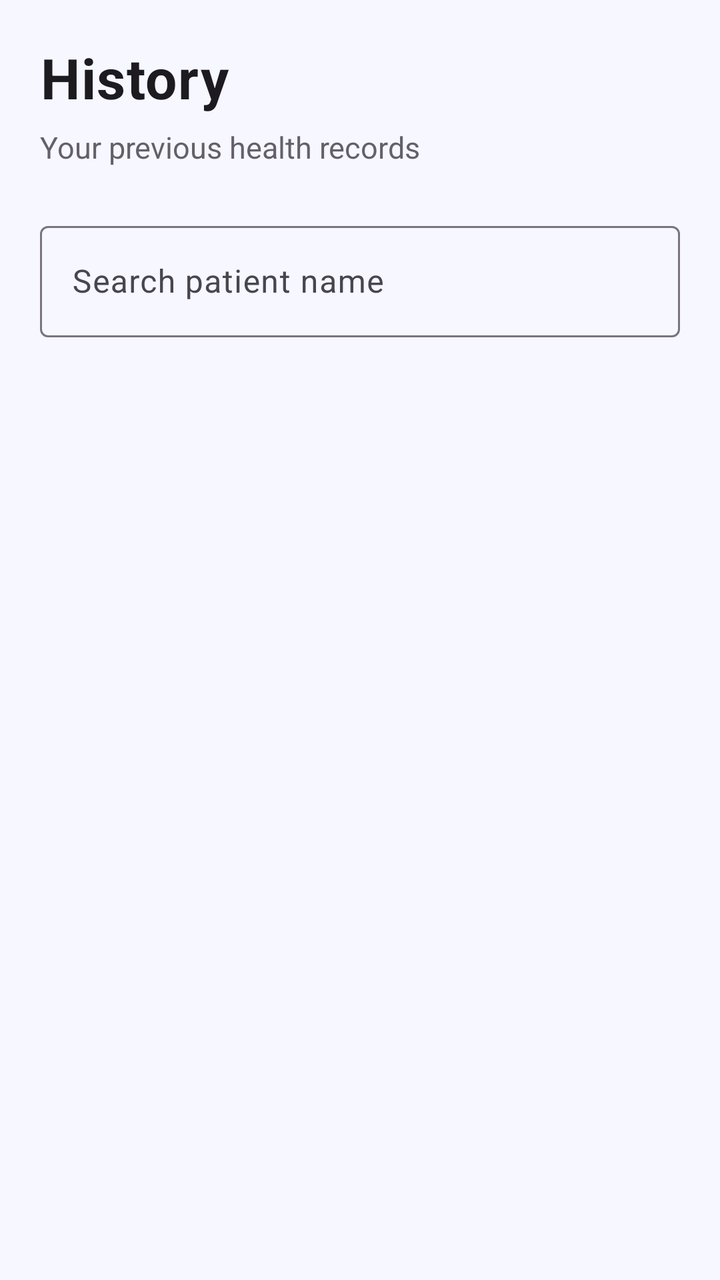
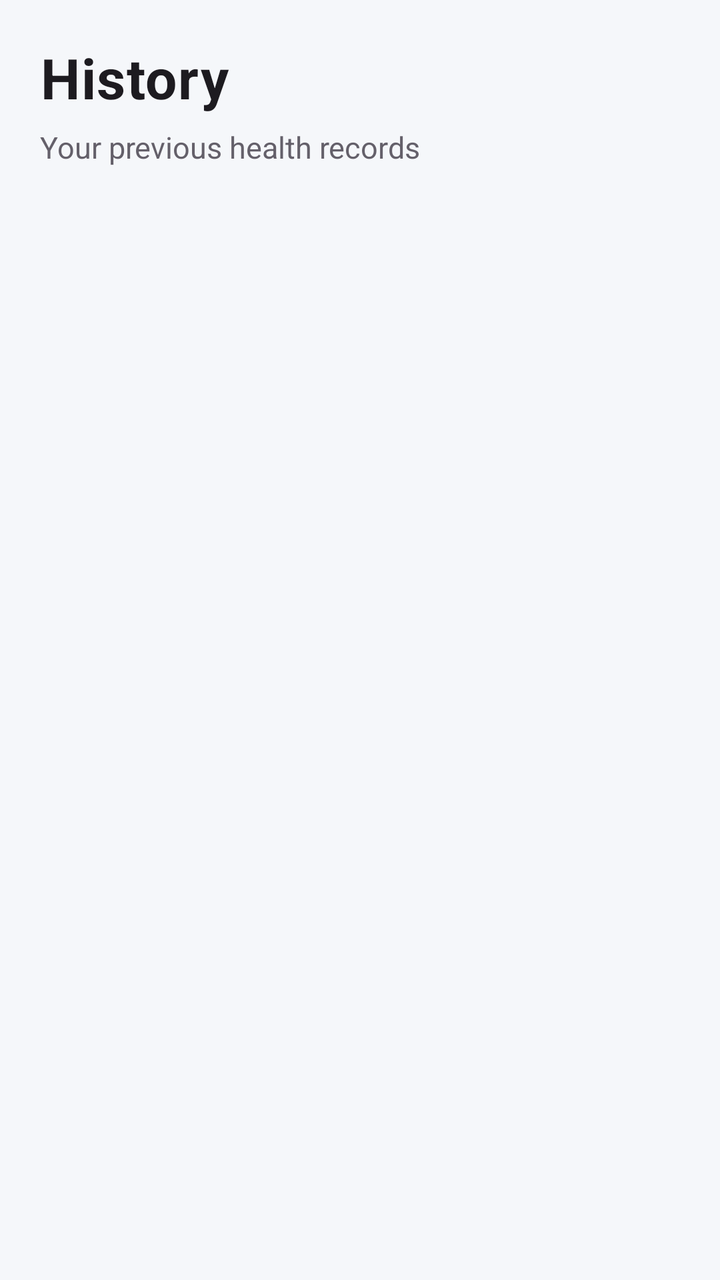

The first picture is an Android layout as it rendered before a commit; the second is the same layout after the commit. The layout source and the unified diff follow.
<!-- AndroidManifest.xml: application theme Theme.SmartFitBLE -->
<!-- res/layout/fragment_history.xml -->
<?xml version="1.0" encoding="utf-8"?>
<androidx.coordinatorlayout.widget.CoordinatorLayout
    xmlns:android="http://schemas.android.com/apk/res/android"
    xmlns:app="http://schemas.android.com/apk/res-auto"
    android:layout_width="match_parent"
    android:layout_height="match_parent"
    android:background="@color/smartfit_background">

    <androidx.core.widget.NestedScrollView
        android:id="@+id/scrollHistory"
        android:layout_width="match_parent"
        android:layout_height="match_parent"
        android:fillViewport="true"
        android:overScrollMode="ifContentScrolls"
        android:clipToPadding="false"
        android:scrollbars="none"
        android:paddingBottom="140dp">

        <LinearLayout
            android:layout_width="match_parent"
            android:layout_height="wrap_content"
            android:orientation="vertical"
            android:padding="20dp">

            
            <LinearLayout
                android:layout_width="match_parent"
                android:layout_height="wrap_content"
                android:orientation="vertical"
                android:layout_marginBottom="24dp">

                <TextView
                    android:layout_width="wrap_content"
                    android:layout_height="wrap_content"
                    android:text="@string/history_title"
                    android:textSize="28sp"
                    android:textStyle="bold"
                    android:textColor="?attr/colorOnBackground"
                    android:letterSpacing="0.02" />

                <TextView
                    android:layout_width="wrap_content"
                    android:layout_height="wrap_content"
                    android:text="@string/history_subtitle"
                    android:textSize="15sp"
                    android:textColor="?attr/colorOnSurfaceVariant"
                    android:layout_marginTop="6dp"
                    android:alpha="0.85" />
            </LinearLayout>

            
            <com.google.android.material.textfield.TextInputLayout
                android:id="@+id/searchInputLayout"
                style="@style/Widget.Material3.TextInputLayout.OutlinedBox"
                android:layout_width="match_parent"
                android:layout_height="wrap_content"
                android:hint="@string/search_patient_hint"
                android:layout_marginBottom="12dp"
                app:endIconMode="clear_text">

                <com.google.android.material.textfield.TextInputEditText
                    android:id="@+id/etSearchPatient"
                    android:layout_width="match_parent"
                    android:layout_height="wrap_content"
                    android:inputType="text"
                    android:imeOptions="actionSearch" />

            </com.google.android.material.textfield.TextInputLayout>

            
            <androidx.recyclerview.widget.RecyclerView
                android:id="@+id/rvHistory"
                android:layout_width="match_parent"
                android:layout_height="wrap_content"
                android:nestedScrollingEnabled="false"
                android:clipToPadding="false"
                android:paddingTop="8dp"
                android:paddingBottom="8dp" />

            
            <LinearLayout
                android:id="@+id/tvEmptyState"
                android:layout_width="match_parent"
                android:layout_height="wrap_content"
                android:orientation="vertical"
                android:gravity="center"
                android:padding="32dp"
                android:layout_marginTop="48dp"
                android:visibility="gone">

                <TextView
                    android:layout_width="wrap_content"
                    android:layout_height="wrap_content"
                    android:text="📊"
                    android:textSize="64sp"
                    android:layout_marginBottom="16dp" />

                <TextView
                    android:layout_width="wrap_content"
                    android:layout_height="wrap_content"
                    android:text="@string/no_history"
                    android:textSize="18sp"
                    android:textColor="?attr/colorOnSurfaceVariant"
                    android:lineSpacingMultiplier="1.3"
                    android:textAlignment="center" />
            </LinearLayout>

        </LinearLayout>
    </androidx.core.widget.NestedScrollView>

</androidx.coordinatorlayout.widget.CoordinatorLayout>
<!-- resources referenced by this layout -->
<resources>
  <color name="smartfit_background">#F6F7FF</color>
  <string name="history_subtitle">Your previous health records</string>
  <string name="history_title">History</string>
  <string name="no_history">No health records yet. Add your first entry!</string>
  <string name="search_patient_hint">Search patient name</string>
  <style name="Theme.SmartFitBLE" parent="Theme.Material3.DayNight.NoActionBar">
          <item name="android:statusBarColor">@android:color/transparent</item>
          <item name="android:windowLightStatusBar">true</item>
          <item name="colorPrimary">@color/smartfit_primary</item>
          <item name="colorPrimaryContainer">@color/smartfit_card</item>
          <item name="colorSecondary">@color/smartfit_primary</item>
          <item name="colorSecondaryContainer">@color/smartfit_gradient_start</item>
          <item name="colorSurface">@color/smartfit_card</item>
          <item name="android:colorBackground">@color/smartfit_background</item>
          <item name="android:navigationBarColor">@color/smartfit_card</item>
  
          <item name="colorControlActivated">#1A3B82F6</item>
          <item name="colorControlNormal">@color/smartfit_text_secondary</item>
  
          
          <item name="textInputStyle">@style/Widget.Material3.TextInputLayout.OutlinedBox</item>
          <item name="editTextStyle">@style/Widget.Material3.TextInputEditText.OutlinedBox</item>
          <item name="materialThemeOverlay">@style/ThemeOverlay.Material3</item>
      </style>
  <color name="smartfit_primary">#635BFF</color>
  <color name="smartfit_card">#FFFFFF</color>
  <color name="smartfit_gradient_start">#635BFF</color>
  <color name="smartfit_text_secondary">#667085</color>
</resources>

<!-- the commit's change to res/layout/fragment_history.xml (unified diff, before → after) -->
@@ -49,25 +49,6 @@
             </LinearLayout>
 
             
-            <com.google.android.material.textfield.TextInputLayout
-                android:id="@+id/searchInputLayout"
-                style="@style/Widget.Material3.TextInputLayout.OutlinedBox"
-                android:layout_width="match_parent"
-                android:layout_height="wrap_content"
-                android:hint="@string/search_patient_hint"
-                android:layout_marginBottom="12dp"
-                app:endIconMode="clear_text">
-
-                <com.google.android.material.textfield.TextInputEditText
-                    android:id="@+id/etSearchPatient"
-                    android:layout_width="match_parent"
-                    android:layout_height="wrap_content"
-                    android:inputType="text"
-                    android:imeOptions="actionSearch" />
-
-            </com.google.android.material.textfield.TextInputLayout>
-
-            
             <androidx.recyclerview.widget.RecyclerView
                 android:id="@+id/rvHistory"
                 android:layout_width="match_parent"
<!-- resource entries referenced after the edit -->
@@ -1,10 +1,9 @@
 <!-- resources referenced by this layout -->
 <resources>
-  <color name="smartfit_background">#F6F7FF</color>
+  <color name="smartfit_background">#F5F7FA</color>
   <string name="history_subtitle">Your previous health records</string>
   <string name="history_title">History</string>
   <string name="no_history">No health records yet. Add your first entry!</string>
-  <string name="search_patient_hint">Search patient name</string>
   <style name="Theme.SmartFitBLE" parent="Theme.Material3.DayNight.NoActionBar">
           <item name="android:statusBarColor">@android:color/transparent</item>
           <item name="android:windowLightStatusBar">true</item>
@@ -13,7 +12,6 @@
           <item name="colorSecondary">@color/smartfit_primary</item>
           <item name="colorSecondaryContainer">@color/smartfit_gradient_start</item>
           <item name="colorSurface">@color/smartfit_card</item>
-          <item name="android:colorBackground">@color/smartfit_background</item>
           <item name="android:navigationBarColor">@color/smartfit_card</item>
   
           <item name="colorControlActivated">#1A3B82F6</item>
@@ -24,9 +22,9 @@
           <item name="editTextStyle">@style/Widget.Material3.TextInputEditText.OutlinedBox</item>
           <item name="materialThemeOverlay">@style/ThemeOverlay.Material3</item>
       </style>
-  <color name="smartfit_primary">#635BFF</color>
+  <color name="smartfit_primary">#4A90E2</color>
   <color name="smartfit_card">#FFFFFF</color>
-  <color name="smartfit_gradient_start">#635BFF</color>
-  <color name="smartfit_text_secondary">#667085</color>
+  <color name="smartfit_gradient_start">#4A90E2</color>
+  <color name="smartfit_text_secondary">#6B7583</color>
 </resources>
 
